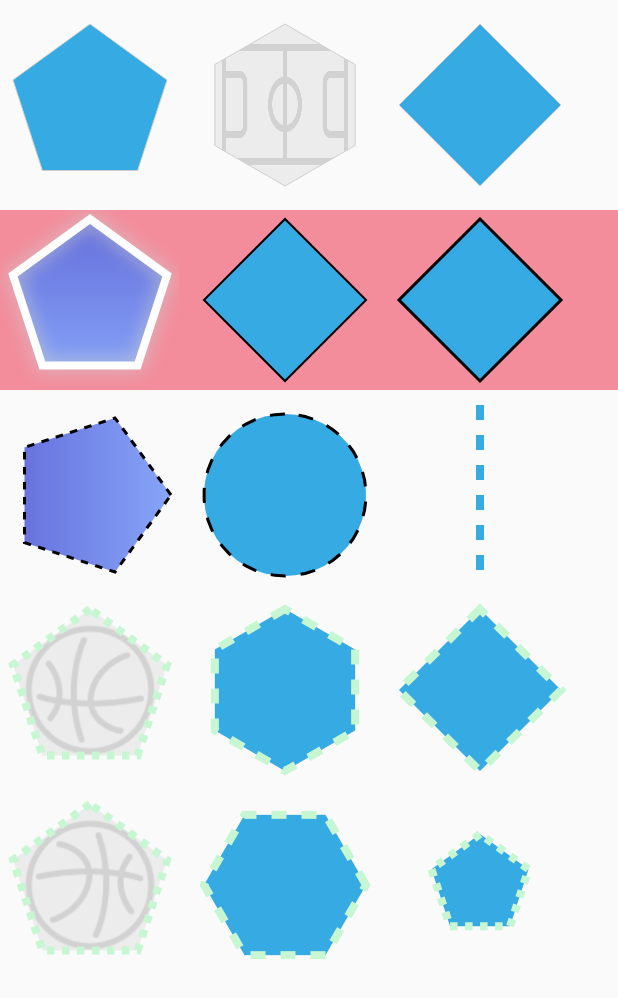
After one commit to Gitutsav/PolygonView, an Android app: the layout testing.xml on its own in the app's theme, with its tools: preview values and no code run, on a phone screen of 412 x 824 dp. The commit adds this screen. Shown: the top 998 px of the screen. Run offline under Robolectric (Android 15) with nearby library versions, the phone set to English and light mode, and no system bars.

Commit message:
drawing line

```diff
--- a/PolygonView/src/main/java/com/utsavbucky/polygonview/PolygonView.java
+++ b/PolygonView/src/main/java/com/utsavbucky/polygonview/PolygonView.java
@@ -150,8 +150,8 @@ public class PolygonView extends View {
         return shadow;
     }
 
-    public void setShadow(float elevation) {
-        this.shadow = elevation;
+    public void setShadow(float shadow) {
+        this.shadow = shadow;
         postInvalidate();
 
     }
@@ -259,22 +259,27 @@ public class PolygonView extends View {
         pathEffects[2] = new ComposePathEffect(pathEffects[0],pathEffects[1]);
         borderPaint.setPathEffect(pathEffects[2]);
 
+        if(numberOfSides>3) {
 
             Paint bpaint = new Paint();
             bpaint.setAntiAlias(true);
             bpaint.setXfermode(new PorterDuffXfermode(PorterDuff.Mode.SRC_IN));
 
-        canvas.drawPath(createClipPath(w , h , canvas), dashPaint);
+            canvas.drawPath(createClipPath(w, h, canvas), dashPaint);
             canvas.restore();
-        if(backgroundBitmap!=null){
+            if (backgroundBitmap != null) {
                 Bitmap mBitmap = convertToBitmap(backgroundBitmap, w, h);
                 Matrix matrix = new Matrix();
                 matrix.postRotate(bitmapRotation);
                 Bitmap rotatedBitmap = Bitmap.createBitmap(mBitmap, 0, 0, mBitmap.getWidth(), mBitmap.getHeight(), matrix, true);
                 canvas.drawBitmap(rotatedBitmap, 0, 0, bpaint);
             }
-        canvas.drawPath(createClipPath(w , h ,canvas), borderPaint);
+            canvas.drawPath(createClipPath(w, h, canvas), borderPaint);
             canvas.restore();
+        }else {
+            canvas.drawLine(0,h/2,w,h/2,borderPaint);
+            canvas.restore();
+        }
 
 
 
--- /dev/null
+++ b/PolygonView/src/main/res/layout/testing.xml
@@ -0,0 +1,228 @@
+<?xml version="1.0" encoding="utf-8"?>
+<LinearLayout xmlns:android="http://schemas.android.com/apk/res/android"
+    android:layout_width="match_parent"
+    android:layout_height="match_parent"
+    xmlns:app="http://schemas.android.com/apk/res-auto"
+    android:orientation="vertical">
+    <LinearLayout
+        android:layout_width="match_parent"
+        android:orientation="horizontal"
+        android:layout_marginTop="@dimen/_10dp"
+        android:layout_height="wrap_content">
+        <com.utsavbucky.polygonview.PolygonView
+            android:layout_width="@dimen/_120dp"
+            app:background_colour="@color/jogo_blue"
+            android:layout_height="@dimen/_120dp"
+            app:num_of_sides="5"
+            >
+
+        </com.utsavbucky.polygonview.PolygonView>
+        <com.utsavbucky.polygonview.PolygonView
+            android:layout_width="@dimen/_120dp"
+            android:layout_marginLeft="@dimen/_10dp"
+            app:num_of_sides="6"
+            app:background_bitmap="@drawable/image_placeholder"
+            app:background_colour="@color/jogo_blue"
+            android:layout_height="@dimen/_120dp"
+            >
+
+        </com.utsavbucky.polygonview.PolygonView>
+        <com.utsavbucky.polygonview.PolygonView
+            android:layout_width="@dimen/_120dp"
+            app:num_of_sides="4"
+            app:background_colour="@color/jogo_blue"
+            android:layout_marginLeft="@dimen/_10dp"
+            android:layout_height="@dimen/_120dp"
+            >
+
+        </com.utsavbucky.polygonview.PolygonView>
+    </LinearLayout>
+
+    <LinearLayout
+        android:layout_width="match_parent"
+        android:orientation="horizontal"
+        android:background="@color/red_trans"
+        android:layout_marginTop="@dimen/_10dp"
+        android:layout_height="wrap_content">
+        <com.utsavbucky.polygonview.PolygonView
+            android:layout_width="@dimen/_120dp"
+            app:background_colour="@color/jogo_blue"
+            app:background_bitmap="@drawable/skill_hexagon_gradient"
+            android:layout_height="@dimen/_120dp"
+            app:border_colour="@color/white"
+            app:shadow="@dimen/_10dp"
+            app:border_width="@dimen/_5dp"
+            app:num_of_sides="5"
+            >
+
+        </com.utsavbucky.polygonview.PolygonView>
+        <com.utsavbucky.polygonview.PolygonView
+            android:layout_width="@dimen/_120dp"
+            android:layout_marginLeft="@dimen/_10dp"
+            app:num_of_sides="4"
+            android:gravity="center_vertical"
+            app:border_colour="@color/black"
+            app:border_width="@dimen/_1dp"
+            app:background_colour="@color/jogo_blue"
+            android:layout_height="@dimen/_120dp"
+            >
+
+        </com.utsavbucky.polygonview.PolygonView>
+        <com.utsavbucky.polygonview.PolygonView
+            android:layout_width="@dimen/_120dp"
+            app:num_of_sides="4"
+            app:border_colour="@color/black"
+            app:border_width="@dimen/_2dp"
+            app:background_colour="@color/jogo_blue"
+            android:layout_marginLeft="@dimen/_10dp"
+            android:layout_height="@dimen/_120dp"
+            >
+
+        </com.utsavbucky.polygonview.PolygonView>
+    </LinearLayout>
+
+    <LinearLayout
+        android:layout_width="match_parent"
+        android:orientation="horizontal"
+        android:layout_marginTop="@dimen/_10dp"
+        android:layout_height="wrap_content">
+        <com.utsavbucky.polygonview.PolygonView
+            android:layout_width="@dimen/_120dp"
+            app:background_colour="@color/jogo_blue"
+            app:border_colour="@color/black"
+            app:dash_width="@dimen/_5dp"
+            app:dash_gap="@dimen/_5dp"
+            android:rotation="90"
+            app:bitmap_rotation="180"
+            app:background_bitmap="@drawable/skill_hexagon_gradient"
+            app:border_width="@dimen/_2dp"
+            android:layout_height="@dimen/_120dp"
+            app:num_of_sides="5"
+            >
+
+        </com.utsavbucky.polygonview.PolygonView>
+        <com.utsavbucky.polygonview.PolygonView
+            android:layout_width="@dimen/_120dp"
+            android:layout_marginLeft="@dimen/_10dp"
+            app:num_of_sides="50"
+            app:border_colour="@color/black"
+            app:dash_width="@dimen/_10dp"
+            app:dash_gap="@dimen/_10dp"
+            app:border_width="@dimen/_2dp"
+            app:background_colour="@color/jogo_blue"
+            android:layout_height="@dimen/_120dp"
+            >
+
+        </com.utsavbucky.polygonview.PolygonView>
+        <com.utsavbucky.polygonview.PolygonView
+            android:layout_width="@dimen/_120dp"
+            app:num_of_sides="2"
+            app:dash_width="@dimen/_10dp"
+            app:dash_gap="@dimen/_10dp"
+            android:rotation="90"
+            app:border_colour="@color/jogo_blue"
+            app:border_width="@dimen/_5dp"
+            app:background_colour="@color/jogo_blue"
+            android:layout_marginLeft="@dimen/_10dp"
+            android:layout_height="@dimen/_120dp"
+            >
+
+        </com.utsavbucky.polygonview.PolygonView>
+    </LinearLayout>
+    <LinearLayout
+        android:layout_width="match_parent"
+        android:orientation="horizontal"
+        android:layout_marginTop="@dimen/_10dp"
+        android:layout_height="wrap_content">
+        <com.utsavbucky.polygonview.PolygonView
+            android:layout_width="@dimen/_120dp"
+            app:background_colour="@color/jogo_blue"
+            app:dash_width="@dimen/_5dp"
+            app:dash_gap="@dimen/_5dp"
+            app:background_bitmap="@drawable/icon_placeholder"
+            app:border_width="@dimen/_5dp"
+            app:border_colour="@color/green_bg_dark"
+            android:layout_height="@dimen/_120dp"
+            app:num_of_sides="5"
+            >
+
+        </com.utsavbucky.polygonview.PolygonView>
+        <com.utsavbucky.polygonview.PolygonView
+            android:layout_width="@dimen/_120dp"
+            android:layout_marginLeft="@dimen/_10dp"
+            app:num_of_sides="6"
+            app:dash_width="@dimen/_10dp"
+            app:dash_gap="@dimen/_10dp"
+            app:border_width="@dimen/_5dp"
+            app:border_colour="@color/green_bg_dark"
+            app:background_colour="@color/jogo_blue"
+            android:layout_height="@dimen/_120dp"
+            >
+
+        </com.utsavbucky.polygonview.PolygonView>
+        <com.utsavbucky.polygonview.PolygonView
+            android:layout_width="@dimen/_120dp"
+            app:num_of_sides="4"
+            app:dash_width="@dimen/_10dp"
+            app:dash_gap="@dimen/_10dp"
+            app:border_width="@dimen/_5dp"
+            app:border_colour="@color/green_bg_dark"
+            app:background_colour="@color/jogo_blue"
+            android:layout_marginLeft="@dimen/_10dp"
+            android:layout_height="@dimen/_120dp"
+            >
+
+        </com.utsavbucky.polygonview.PolygonView>
+    </LinearLayout>
+    <LinearLayout
+        android:layout_width="match_parent"
+        android:orientation="horizontal"
+        android:layout_marginTop="@dimen/_10dp"
+        android:layout_height="wrap_content">
+        <com.utsavbucky.polygonview.PolygonView
+            android:layout_width="@dimen/_120dp"
+            app:background_colour="@color/jogo_blue"
+            app:dash_width="@dimen/_5dp"
+            app:dash_gap="@dimen/_5dp"
+            app:background_bitmap="@drawable/icon_placeholder"
+            app:border_width="@dimen/_5dp"
+            app:bitmap_rotation="180"
+            app:border_colour="@color/green_bg_dark"
+            android:layout_height="@dimen/_120dp"
+            app:num_of_sides="5"
+            >
+
+        </com.utsavbucky.polygonview.PolygonView>
+        <com.utsavbucky.polygonview.PolygonView
+            android:layout_width="@dimen/_120dp"
+            android:layout_marginLeft="@dimen/_10dp"
+            app:num_of_sides="6"
+            app:dash_width="@dimen/_10dp"
+            app:dash_gap="@dimen/_10dp"
+            android:rotation="90"
+            app:border_width="@dimen/_5dp"
+            app:border_colour="@color/green_bg_dark"
+            app:background_colour="@color/jogo_blue"
+            android:layout_height="@dimen/_120dp"
+            >
+
+        </com.utsavbucky.polygonview.PolygonView>
+        <com.utsavbucky.polygonview.PolygonView
+            android:layout_width="@dimen/_120dp"
+            app:num_of_sides="5"
+            app:dash_width="@dimen/_5dp"
+            app:dash_gap="@dimen/_5dp"
+            app:border_width="@dimen/_5dp"
+            app:bitmap_rotation="135"
+            app:padding="@dimen/_20dp"
+            app:border_colour="@color/green_bg_dark"
+            app:background_colour="@color/jogo_blue"
+            android:layout_marginLeft="@dimen/_10dp"
+            android:layout_height="@dimen/_120dp"
+            >
+
+        </com.utsavbucky.polygonview.PolygonView>
+    </LinearLayout>
+
+
+</LinearLayout>
```
Lines whose indentation alone changed are shown as unchanged.
